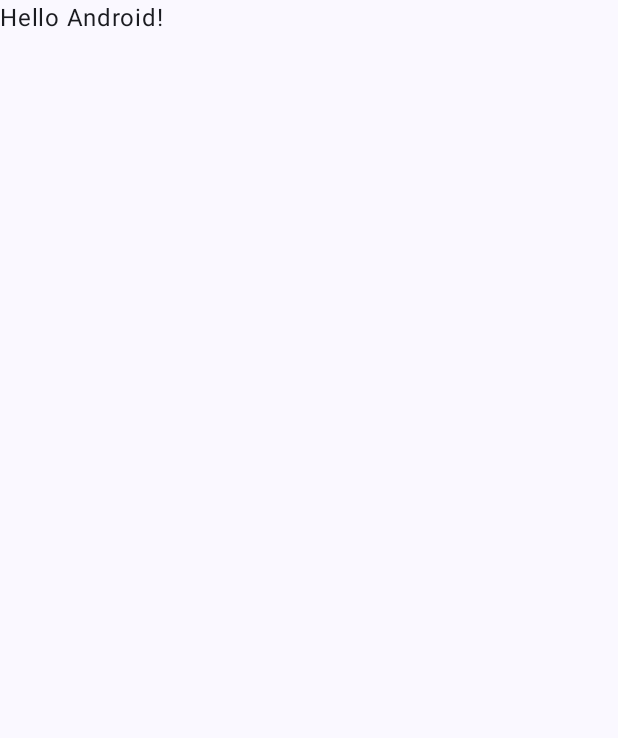
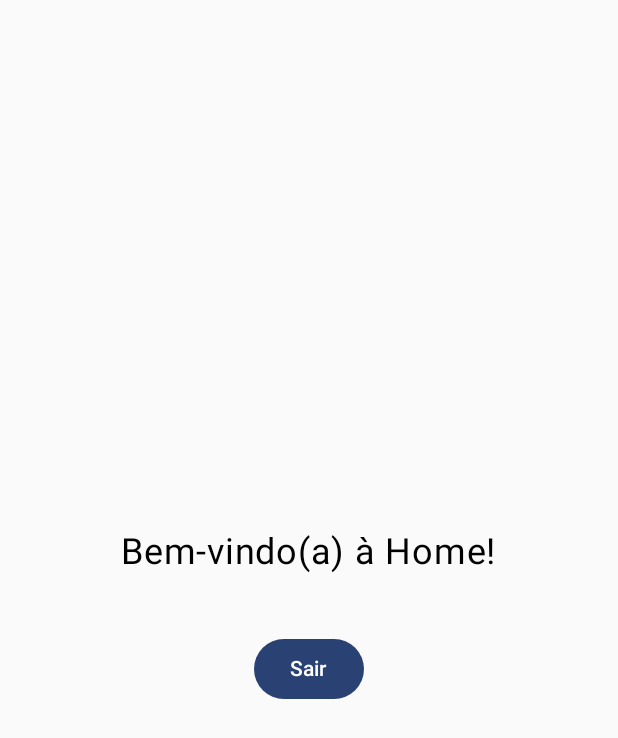
Before and after one commit to aguedamaiara/PDM-Maiara-Praticas, an Android app built with Jetpack Compose: the MainActivity screen opened directly, with no data from a screen before it, on a phone screen of 412 x 824 dp. Before the commit the part shown is almost empty. Shown: the top 738 px of the screen. Run offline under Robolectric (Android 15) with nearby library versions, the phone set to English and light mode, and no system bars.

```diff
--- a/app/src/main/java/com/com/weatherapp/MainActivity.kt
+++ b/app/src/main/java/com/com/weatherapp/MainActivity.kt
@@ -4,13 +4,21 @@ import android.os.Bundle
 import androidx.activity.ComponentActivity
 import androidx.activity.compose.setContent
 import androidx.activity.enableEdgeToEdge
+import androidx.compose.foundation.layout.Arrangement
+import androidx.compose.foundation.layout.Column
+import androidx.compose.foundation.layout.Spacer
 import androidx.compose.foundation.layout.fillMaxSize
 import androidx.compose.foundation.layout.padding
+import androidx.compose.foundation.layout.size
+import androidx.compose.material3.Button
 import androidx.compose.material3.Scaffold
 import androidx.compose.material3.Text
 import androidx.compose.runtime.Composable
 import androidx.compose.ui.Modifier
+import androidx.compose.ui.platform.LocalContext
 import androidx.compose.ui.tooling.preview.Preview
+import androidx.compose.ui.unit.dp
+import androidx.compose.ui.unit.sp
 import com.com.weatherapp.ui.theme.WeatherAppTheme
 
 class MainActivity : ComponentActivity() {
@@ -19,29 +27,44 @@ class MainActivity : ComponentActivity() {
         enableEdgeToEdge()
         setContent {
             WeatherAppTheme {
-                Scaffold(modifier = Modifier.fillMaxSize()) { innerPadding ->
-                    Greeting(
-                        name = "Android",
-                        modifier = Modifier.padding(innerPadding)
-                    )
+                HomePage(onLogout = {finish()})
                 }
             }
         }
     }
-}
+
 
 @Composable
-fun Greeting(name: String, modifier: Modifier = Modifier) {
-    Text(
-        text = "Hello $name!",
+fun HomePage(onLogout: () -> Unit, modifier: Modifier = Modifier) {
+    val context = LocalContext.current
+
+    Column(
         modifier = modifier
-    )
+            .padding(16.dp)
+            .fillMaxSize(),
+        verticalArrangement = Arrangement.Center,
+        horizontalAlignment = androidx.compose.ui.Alignment.CenterHorizontally
+    ) {
+        Text(
+            text = "Bem-vindo(a) à Home!",
+            fontSize = 24.sp
+        )
+        Spacer(modifier = modifier.size(24.dp))
+        Button(
+            onClick = {
+               onLogout()
+            },
+            modifier = Modifier.padding(top = 16.dp)
+        ) {
+            Text("Sair")
+        }
+    }
 }
 
 @Preview(showBackground = true)
 @Composable
-fun GreetingPreview() {
+fun HomePagePreview() {
     WeatherAppTheme {
-        Greeting("Android")
+        HomePage(onLogout ={})
     }
 }
```
Also changed, not shown: app/src/main/java/com/com/weatherapp/LoginActivity.kt (+10 -5 lines).
